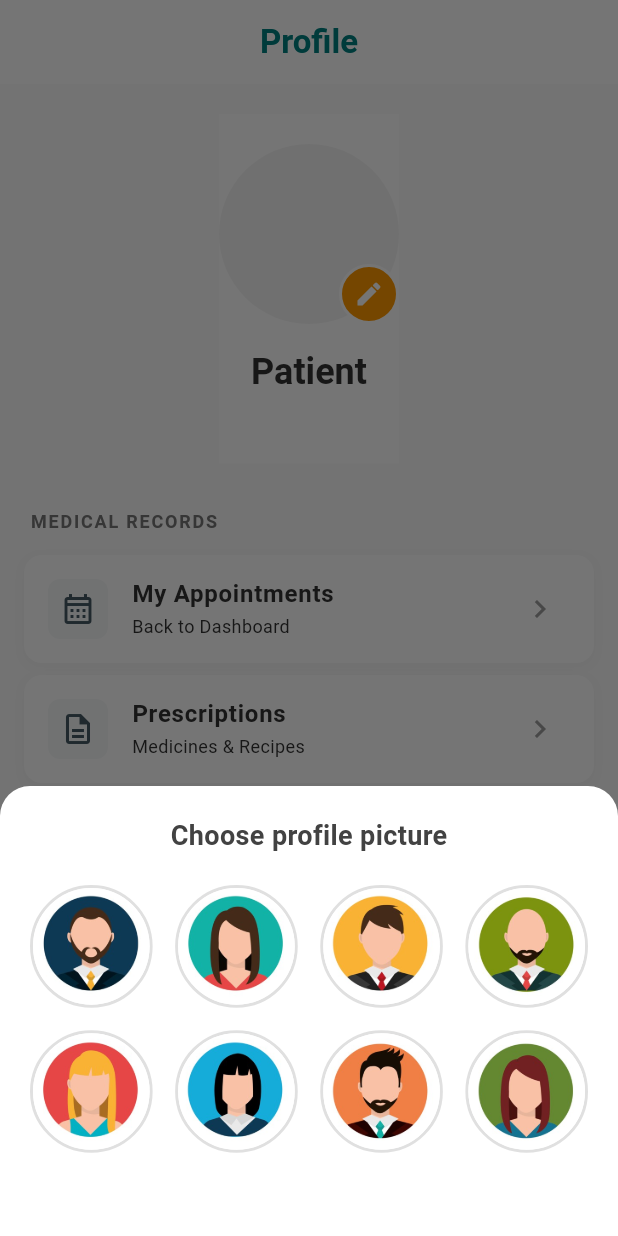
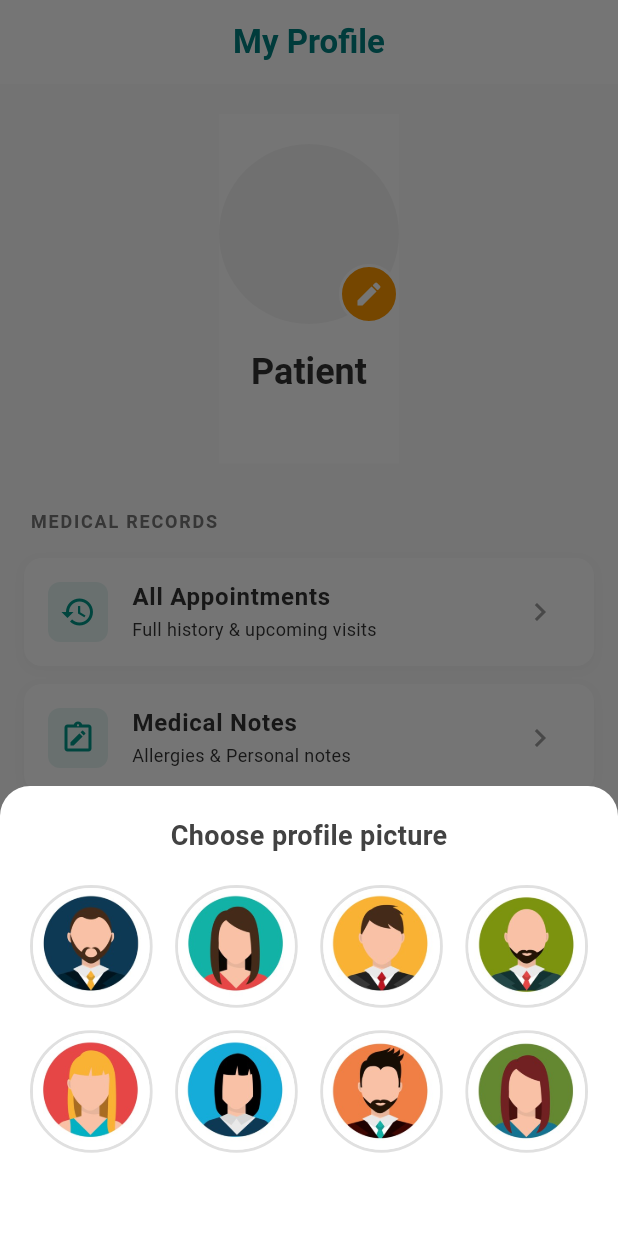
Before and after one commit to kolyasiquez/health_app, a Flutter app: the HealthProfileScreen screen opened by its route, after a tap on the "edit" icon, on a phone screen of 412 x 824 dp. Run offline on Flutter 3.47's test engine with Material 3 defaults, Android fonts, the phone set to English and light mode, and no system bars; our stand-ins replace cloud_firestore, firebase_auth, firebase_core, flutter_dotenv, table_calendar; accounts and stored records are empty.

Commit message:
Patient has button "my appointments" in his health profile and can load every single appointment there. Also simplified health profile

```diff
--- a/lib/screens/patient/health_profile_screen.dart
+++ b/lib/screens/patient/health_profile_screen.dart
@@ -1,8 +1,10 @@
 import 'package:flutter/material.dart';
 import 'package:firebase_auth/firebase_auth.dart';
 import 'package:health_app/services/api_service.dart';
+// 👇 Імпорт нашого нового спільного екрану
+import 'package:health_app/screens/common/appointments_list_screen.dart';
 
-// Константи
+// Константи для аватарок
 const String kDefaultPlaceholderPath = 'assets/avatars/placeholder.png';
 const List<String> kDefaultAvatarPaths = [
   'assets/avatars/avatar_1.png',
@@ -124,14 +126,12 @@ class _HealthProfileScreenState extends State<HealthProfileScreen> {
           );
         }
       } catch (e) {
-        // Handle error silently or show snackbar
+        // Handle error silently
       }
     }
   }
 
-  // --- ЛОГІКА ВИХОДУ З ПІДТВЕРДЖЕННЯМ ---
-
-  // 1. Показуємо діалог
+  // --- ЛОГІКА ВИХОДУ ---
   void _confirmSignOut() {
     showDialog(
       context: context,
@@ -141,18 +141,14 @@ class _HealthProfileScreenState extends State<HealthProfileScreen> {
           content: const Text('Are you sure you want to log out?'),
           shape: RoundedRectangleBorder(borderRadius: BorderRadius.circular(12)),
           actions: [
-            // Кнопка Cancel
+            TextButton(
+              onPressed: () => Navigator.of(context).pop(),
+              child: const Text('Cancel', style: TextStyle(color: Colors.grey)),
+            ),
             TextButton(
               onPressed: () {
-                Navigator.of(context).pop(); // Закриваємо діалог
-              },
-              child: const Text('Cancel', style: TextStyle(color: Colors.grey)),
-            ),
-            // Кнопка Log Out
-            TextButton(
-              onPressed: () {
-                Navigator.of(context).pop(); // Закриваємо діалог
-                _performSignOut(); // Виконуємо вихід
+                Navigator.of(context).pop();
+                _performSignOut();
               },
               child: const Text('Log Out', style: TextStyle(color: Colors.red)),
             ),
@@ -162,7 +158,6 @@ class _HealthProfileScreenState extends State<HealthProfileScreen> {
     );
   }
 
-  // 2. Виконуємо сам вихід
   Future<void> _performSignOut() async {
     try {
       await _auth.signOut();
@@ -187,7 +182,7 @@ class _HealthProfileScreenState extends State<HealthProfileScreen> {
     return Scaffold(
       backgroundColor: Colors.grey[50],
       appBar: AppBar(
-        title: const Text('Profile', style: TextStyle(fontWeight: FontWeight.bold)),
+        title: const Text('My Profile', style: TextStyle(fontWeight: FontWeight.bold)),
         centerTitle: true,
         backgroundColor: Colors.white,
         foregroundColor: primaryTeal,
@@ -207,57 +202,61 @@ class _HealthProfileScreenState extends State<HealthProfileScreen> {
 
             const SizedBox(height: 30),
 
+            // СЕКЦІЯ 1: МЕДИЧНІ ДАНІ
             _buildSectionTitle('Medical Records'),
+
+            // Перехід на екран всіх записів (Common Screen)
             _buildMenuTile(
-              icon: Icons.calendar_month_outlined,
-              title: 'My Appointments',
-              subtitle: 'Back to Dashboard',
+              icon: Icons.history,
+              title: 'All Appointments',
+              subtitle: 'Full history & upcoming visits',
               onTap: () {
-                Navigator.pop(context);
-              },
-            ),
-            _buildMenuTile(
-              icon: Icons.description_outlined,
-              title: 'Prescriptions',
-              subtitle: 'Medicines & Recipes',
-              onTap: () {
-                ScaffoldMessenger.of(context).showSnackBar(
-                  const SnackBar(content: Text("Prescriptions feature coming soon!")),
+                Navigator.push(
+                  context,
+                  MaterialPageRoute(
+                    // isDoctor: false, бо це профіль пацієнта
+                    builder: (context) => const AppointmentsListScreen(isDoctor: false),
+                  ),
                 );
               },
             ),
+
+            // Заглушка для майбутнього функціоналу
             _buildMenuTile(
-              icon: Icons.analytics_outlined,
-              title: 'Test Results',
-              subtitle: 'Blood tests, X-rays, etc.',
-              onTap: () {},
+              icon: Icons.note_alt_outlined,
+              title: 'Medical Notes',
+              subtitle: 'Allergies & Personal notes',
+              onTap: () {
+                ScaffoldMessenger.of(context).showSnackBar(
+                  const SnackBar(content: Text("Feature coming soon!")),
+                );
+              },
             ),
 
             const SizedBox(height: 20),
 
-            _buildSectionTitle('Settings & Support'),
+            // СЕКЦІЯ 2: ПРО ПРОГРАМУ
+            _buildSectionTitle('Application'),
+
             _buildMenuTile(
-              icon: Icons.settings_outlined,
-              title: 'General Settings',
-              onTap: () {},
-            ),
-            _buildMenuTile(
-              icon: Icons.notifications_none,
-              title: 'Notifications',
-              onTap: () {},
-            ),
-            _buildMenuTile(
-              icon: Icons.help_outline,
-              title: 'Help & Support',
-              onTap: () {},
+              icon: Icons.info_outline,
+              title: 'About App',
+              onTap: () {
+                showAboutDialog(
+                  context: context,
+                  applicationName: 'Health App',
+                  applicationVersion: '1.0.0',
+                  applicationLegalese: 'Diploma Project 2025',
+                );
+              },
             ),
 
-            const SizedBox(height: 20),
+            const SizedBox(height: 40),
 
+            // КНОПКА ВИХОДУ
             Padding(
               padding: const EdgeInsets.symmetric(horizontal: 20),
               child: OutlinedButton(
-                // ТУТ МИ ТЕПЕР ВИКЛИКАЄМО ФУНКЦІЮ ПІДТВЕРДЖЕННЯ
                 onPressed: _confirmSignOut,
                 style: OutlinedButton.styleFrom(
                   foregroundColor: Colors.red,
@@ -284,7 +283,7 @@ class _HealthProfileScreenState extends State<HealthProfileScreen> {
     );
   }
 
-  // --- ВІДЖЕТИ UI (без змін) ---
+  // --- ВІДЖЕТИ UI ---
 
   Widget _buildProfileHeader(ThemeData theme) {
     return Container(
@@ -367,7 +366,7 @@ class _HealthProfileScreenState extends State<HealthProfileScreen> {
     required VoidCallback onTap,
   }) {
     return Container(
-      margin: const EdgeInsets.symmetric(horizontal: 16, vertical: 4),
+      margin: const EdgeInsets.symmetric(horizontal: 16, vertical: 6),
       decoration: BoxDecoration(
         color: Colors.white,
         borderRadius: BorderRadius.circular(12),
@@ -385,10 +384,10 @@ class _HealthProfileScreenState extends State<HealthProfileScreen> {
         leading: Container(
           padding: const EdgeInsets.all(8),
           decoration: BoxDecoration(
-            color: Colors.blueGrey.withOpacity(0.05),
+            color: Colors.teal.withOpacity(0.1),
             borderRadius: BorderRadius.circular(8),
           ),
-          child: Icon(icon, color: Colors.blueGrey[700]),
+          child: Icon(icon, color: Colors.teal),
         ),
         title: Text(title, style: const TextStyle(fontWeight: FontWeight.w600)),
         subtitle: subtitle != null ? Text(subtitle, style: const TextStyle(fontSize: 12)) : null,
```
Also changed, not shown: lib/screens/common/appointments_list_screen.dart (added, +232 -0 lines).
